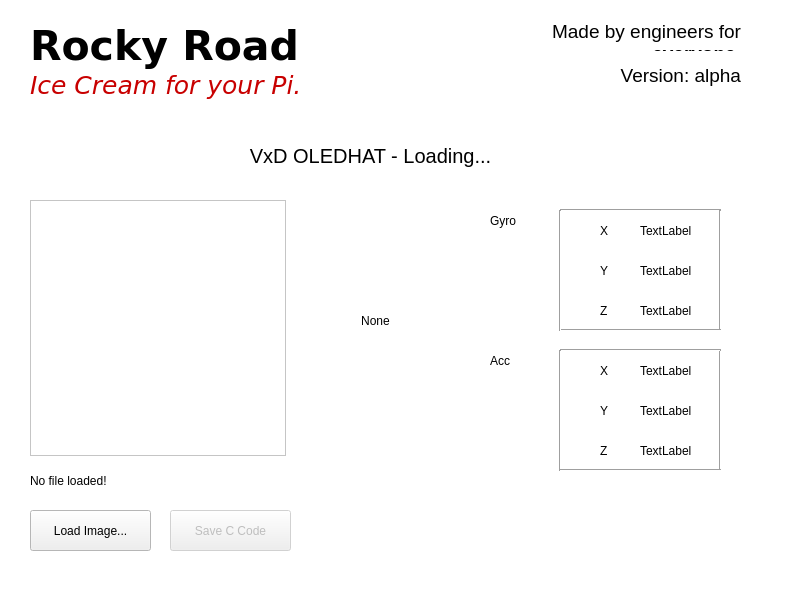
The window that Code/Version 0_2/IceCream/mainwindow.ui (VxGeeks/rockyroad) describes before a commit, drawn with Qt 5.
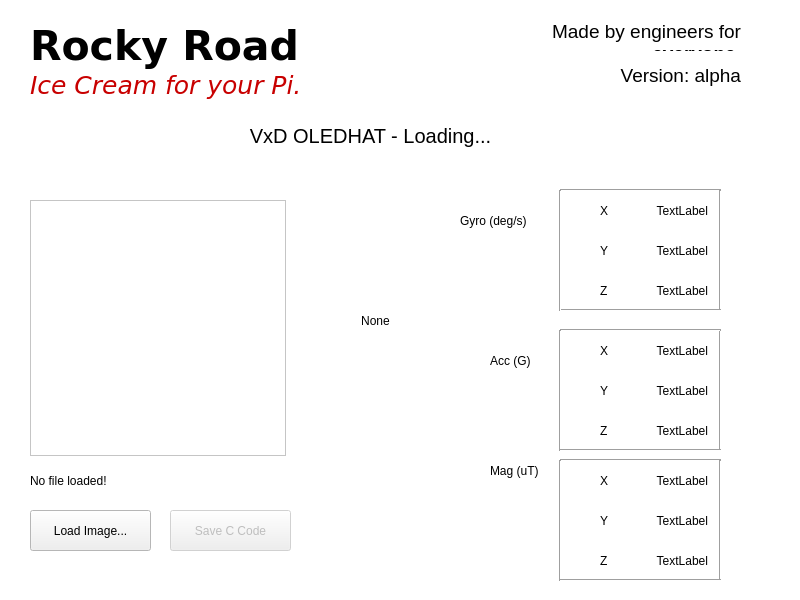
The same window after the commit.

What changed in the file:
```diff
--- a/Code/Version 0_2/IceCream/mainwindow.ui
+++ b/Code/Version 0_2/IceCream/mainwindow.ui
@@ -157,7 +157,7 @@
     <property name="geometry">
      <rect>
       <x>40</x>
-      <y>140</y>
+      <y>120</y>
       <width>661</width>
       <height>31</height>
      </rect>
@@ -293,7 +293,7 @@
     <property name="geometry">
      <rect>
       <x>640</x>
-      <y>260</y>
+      <y>240</y>
       <width>68</width>
       <height>21</height>
      </rect>
@@ -301,12 +301,15 @@
     <property name="text">
      <string>TextLabel</string>
     </property>
+    <property name="alignment">
+     <set>Qt::AlignRight|Qt::AlignTrailing|Qt::AlignVCenter</set>
+    </property>
    </widget>
    <widget class="QLabel" name="label_gyrX">
     <property name="geometry">
      <rect>
       <x>640</x>
-      <y>220</y>
+      <y>200</y>
       <width>68</width>
       <height>21</height>
      </rect>
@@ -314,12 +317,15 @@
     <property name="text">
      <string>TextLabel</string>
     </property>
+    <property name="alignment">
+     <set>Qt::AlignRight|Qt::AlignTrailing|Qt::AlignVCenter</set>
+    </property>
    </widget>
    <widget class="QLabel" name="label_gyrZ">
     <property name="geometry">
      <rect>
       <x>640</x>
-      <y>300</y>
+      <y>280</y>
       <width>68</width>
       <height>21</height>
      </rect>
@@ -327,12 +333,15 @@
     <property name="text">
      <string>TextLabel</string>
     </property>
+    <property name="alignment">
+     <set>Qt::AlignRight|Qt::AlignTrailing|Qt::AlignVCenter</set>
+    </property>
    </widget>
    <widget class="QLabel" name="label_accY">
     <property name="geometry">
      <rect>
       <x>640</x>
-      <y>400</y>
+      <y>380</y>
       <width>68</width>
       <height>21</height>
      </rect>
@@ -340,12 +349,15 @@
     <property name="text">
      <string>TextLabel</string>
     </property>
+    <property name="alignment">
+     <set>Qt::AlignRight|Qt::AlignTrailing|Qt::AlignVCenter</set>
+    </property>
    </widget>
    <widget class="QLabel" name="label_accX">
     <property name="geometry">
      <rect>
       <x>640</x>
-      <y>360</y>
+      <y>340</y>
       <width>68</width>
       <height>21</height>
      </rect>
@@ -353,12 +365,15 @@
     <property name="text">
      <string>TextLabel</string>
     </property>
+    <property name="alignment">
+     <set>Qt::AlignRight|Qt::AlignTrailing|Qt::AlignVCenter</set>
+    </property>
    </widget>
    <widget class="QLabel" name="label_accZ">
     <property name="geometry">
      <rect>
       <x>640</x>
-      <y>440</y>
+      <y>420</y>
       <width>68</width>
       <height>21</height>
      </rect>
@@ -366,12 +381,15 @@
     <property name="text">
      <string>TextLabel</string>
     </property>
+    <property name="alignment">
+     <set>Qt::AlignRight|Qt::AlignTrailing|Qt::AlignVCenter</set>
+    </property>
    </widget>
    <widget class="QLabel" name="label_4">
     <property name="geometry">
      <rect>
       <x>600</x>
-      <y>220</y>
+      <y>200</y>
       <width>31</width>
       <height>21</height>
      </rect>
@@ -384,7 +402,7 @@
     <property name="geometry">
      <rect>
       <x>600</x>
-      <y>260</y>
+      <y>240</y>
       <width>31</width>
       <height>21</height>
      </rect>
@@ -397,7 +415,7 @@
     <property name="geometry">
      <rect>
       <x>600</x>
-      <y>300</y>
+      <y>280</y>
       <width>31</width>
       <height>21</height>
      </rect>
@@ -410,7 +428,7 @@
     <property name="geometry">
      <rect>
       <x>600</x>
-      <y>360</y>
+      <y>340</y>
       <width>31</width>
       <height>21</height>
      </rect>
@@ -423,7 +441,7 @@
     <property name="geometry">
      <rect>
       <x>600</x>
-      <y>400</y>
+      <y>380</y>
       <width>31</width>
       <height>21</height>
      </rect>
@@ -436,7 +454,7 @@
     <property name="geometry">
      <rect>
       <x>600</x>
-      <y>440</y>
+      <y>420</y>
       <width>31</width>
       <height>21</height>
      </rect>
@@ -449,7 +467,7 @@
     <property name="geometry">
      <rect>
       <x>560</x>
-      <y>200</y>
+      <y>180</y>
       <width>161</width>
       <height>20</height>
      </rect>
@@ -462,7 +480,7 @@
     <property name="geometry">
      <rect>
       <x>710</x>
-      <y>210</y>
+      <y>190</y>
       <width>20</width>
       <height>121</height>
      </rect>
@@ -475,7 +493,7 @@
     <property name="geometry">
      <rect>
       <x>560</x>
-      <y>320</y>
+      <y>300</y>
       <width>161</width>
       <height>20</height>
      </rect>
@@ -488,7 +506,7 @@
     <property name="geometry">
      <rect>
       <x>550</x>
-      <y>210</y>
+      <y>190</y>
       <width>20</width>
       <height>121</height>
      </rect>
@@ -501,7 +519,7 @@
     <property name="geometry">
      <rect>
       <x>710</x>
-      <y>350</y>
+      <y>330</y>
       <width>20</width>
       <height>121</height>
      </rect>
@@ -514,7 +532,7 @@
     <property name="geometry">
      <rect>
       <x>560</x>
-      <y>340</y>
+      <y>320</y>
       <width>161</width>
       <height>20</height>
      </rect>
@@ -527,7 +545,7 @@
     <property name="geometry">
      <rect>
       <x>550</x>
-      <y>350</y>
+      <y>330</y>
       <width>20</width>
       <height>121</height>
      </rect>
@@ -540,7 +558,7 @@
     <property name="geometry">
      <rect>
       <x>560</x>
-      <y>460</y>
+      <y>440</y>
       <width>161</width>
       <height>20</height>
      </rect>
@@ -552,14 +570,14 @@
    <widget class="QLabel" name="label_10">
     <property name="geometry">
      <rect>
-      <x>490</x>
+      <x>460</x>
       <y>210</y>
-      <width>68</width>
+      <width>91</width>
       <height>21</height>
      </rect>
     </property>
     <property name="text">
-     <string>Gyro</string>
+     <string>Gyro (deg/s)</string>
     </property>
    </widget>
    <widget class="QLabel" name="label_11">
@@ -572,7 +590,7 @@
      </rect>
     </property>
     <property name="text">
-     <string>Acc</string>
+     <string>Acc (G)</string>
     </property>
    </widget>
    <widget class="QLabel" name="label_12">
@@ -591,6 +609,158 @@
      <bool>true</bool>
     </property>
    </widget>
+   <widget class="QLabel" name="label_magZ">
+    <property name="geometry">
+     <rect>
+      <x>640</x>
+      <y>550</y>
+      <width>68</width>
+      <height>21</height>
+     </rect>
+    </property>
+    <property name="text">
+     <string>TextLabel</string>
+    </property>
+    <property name="alignment">
+     <set>Qt::AlignRight|Qt::AlignTrailing|Qt::AlignVCenter</set>
+    </property>
+   </widget>
+   <widget class="Line" name="line_9">
+    <property name="geometry">
+     <rect>
+      <x>560</x>
+      <y>450</y>
+      <width>161</width>
+      <height>20</height>
+     </rect>
+    </property>
+    <property name="orientation">
+     <enum>Qt::Horizontal</enum>
+    </property>
+   </widget>
+   <widget class="Line" name="line_10">
+    <property name="geometry">
+     <rect>
+      <x>550</x>
+      <y>460</y>
+      <width>20</width>
+      <height>121</height>
+     </rect>
+    </property>
+    <property name="orientation">
+     <enum>Qt::Vertical</enum>
+    </property>
+   </widget>
+   <widget class="QLabel" name="label_magY">
+    <property name="geometry">
+     <rect>
+      <x>640</x>
+      <y>510</y>
+      <width>68</width>
+      <height>21</height>
+     </rect>
+    </property>
+    <property name="text">
+     <string>TextLabel</string>
+    </property>
+    <property name="alignment">
+     <set>Qt::AlignRight|Qt::AlignTrailing|Qt::AlignVCenter</set>
+    </property>
+   </widget>
+   <widget class="QLabel" name="label_13">
+    <property name="geometry">
+     <rect>
+      <x>600</x>
+      <y>470</y>
+      <width>31</width>
+      <height>21</height>
+     </rect>
+    </property>
+    <property name="text">
+     <string>X</string>
+    </property>
+   </widget>
+   <widget class="QLabel" name="label_14">
+    <property name="geometry">
+     <rect>
+      <x>490</x>
+      <y>460</y>
+      <width>68</width>
+      <height>21</height>
+     </rect>
+    </property>
+    <property name="text">
+     <string>Mag (uT)</string>
+    </property>
+   </widget>
+   <widget class="QLabel" name="label_15">
+    <property name="geometry">
+     <rect>
+      <x>600</x>
+      <y>550</y>
+      <width>31</width>
+      <height>21</height>
+     </rect>
+    </property>
+    <property name="text">
+     <string>Z</string>
+    </property>
+   </widget>
+   <widget class="Line" name="line_12">
+    <property name="geometry">
+     <rect>
+      <x>710</x>
+      <y>460</y>
+      <width>20</width>
+      <height>121</height>
+     </rect>
+    </property>
+    <property name="orientation">
+     <enum>Qt::Vertical</enum>
+    </property>
+   </widget>
+   <widget class="Line" name="line_13">
+    <property name="geometry">
+     <rect>
+      <x>560</x>
+      <y>570</y>
+      <width>161</width>
+      <height>20</height>
+     </rect>
+    </property>
+    <property name="orientation">
+     <enum>Qt::Horizontal</enum>
+    </property>
+   </widget>
+   <widget class="QLabel" name="label_magX">
+    <property name="geometry">
+     <rect>
+      <x>640</x>
+      <y>470</y>
+      <width>68</width>
+      <height>21</height>
+     </rect>
+    </property>
+    <property name="text">
+     <string>TextLabel</string>
+    </property>
+    <property name="alignment">
+     <set>Qt::AlignRight|Qt::AlignTrailing|Qt::AlignVCenter</set>
+    </property>
+   </widget>
+   <widget class="QLabel" name="label_16">
+    <property name="geometry">
+     <rect>
+      <x>600</x>
+      <y>510</y>
+      <width>31</width>
+      <height>21</height>
+     </rect>
+    </property>
+    <property name="text">
+     <string>Y</string>
+    </property>
+   </widget>
    <zorder>pushButton_LoadImage</zorder>
    <zorder>label_Filename</zorder>
    <zorder>label_Status</zorder>
```
Left out of the diff: 11 changed lines with no effect on the pictures.
